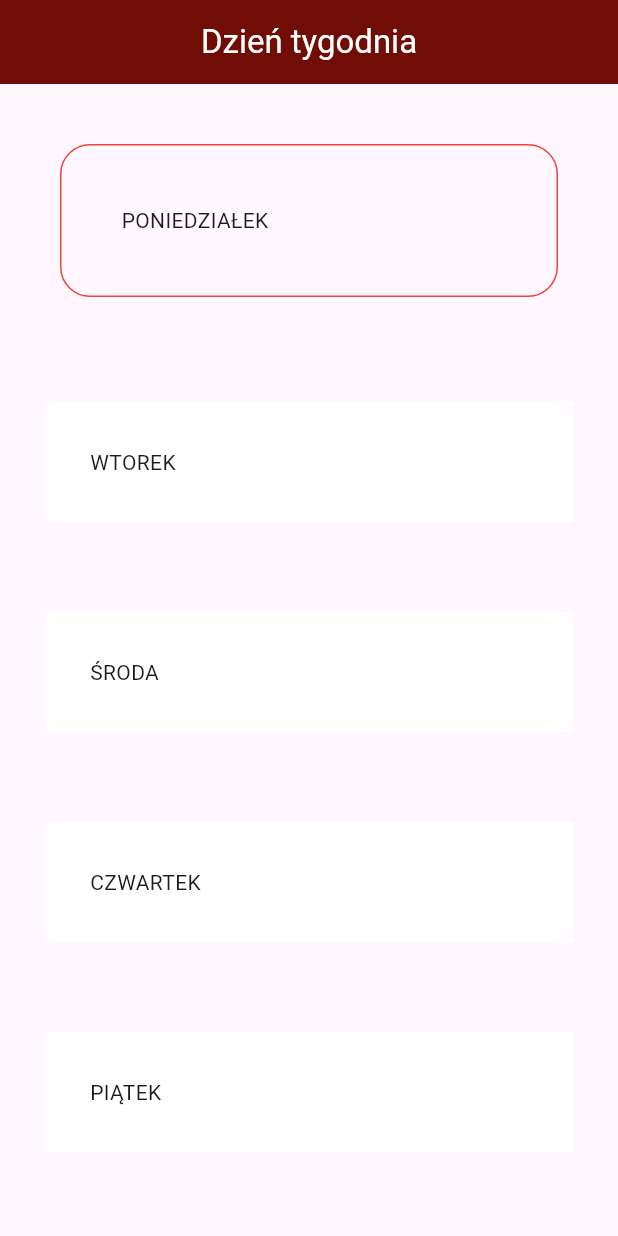
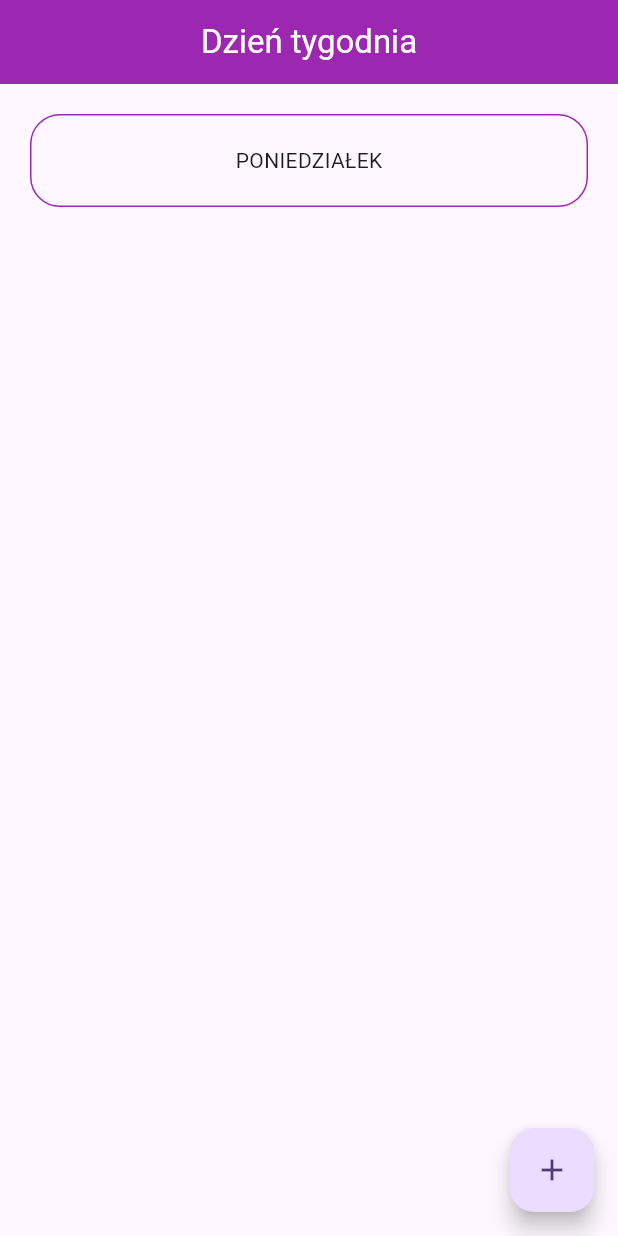
Before and after one commit to karolinasadlik/uporzadkowane_korepetycje, a Flutter app: the screen it shows after launch, on a phone screen of 412 x 824 dp. Run offline on Flutter 3.47's test engine with Material 2 defaults, Android fonts, the phone set to English and light mode, and no system bars; our stand-ins replace firebase_core; accounts and stored records are empty.

Commit message:
Add floatingActionButton

```diff
--- a/lib/home/home_page_context.dart
+++ b/lib/home/home_page_context.dart
@@ -8,76 +8,32 @@ class HomePage extends StatelessWidget {
   @override
   Widget build(BuildContext context) {
     return Scaffold(
+      floatingActionButton: FloatingActionButton(
+        onPressed: () {},
+        child: const Icon(Icons.add),
+      ),
       appBar: AppBar(
         title: const Center(
             child: Text(
           "Dzień tygodnia",
           style: TextStyle(color: Colors.white),
         )),
-        backgroundColor: const Color.fromARGB(255, 112, 13, 6),
+        backgroundColor: Colors.purple,
       ),
       body: ListView(
         children: [
           Container(
             decoration: BoxDecoration(
               border: Border.all(
-                color: Colors.red,
+                color: Colors.purple,
               ),
-              borderRadius: BorderRadius.all(
+              borderRadius: const BorderRadius.all(
                 Radius.circular(20),
               ),
             ),
-            margin: EdgeInsets.all(40),
-            padding: EdgeInsets.all(40),
-            child: Text('PONIEDZIAŁEK'),
-          ),
-          Container(
-            padding: EdgeInsets.all(30),
-            margin: EdgeInsets.all(
-              30,
-            ),
-            color: Colors.white,
-            child: Text('WTOREK'),
-          ),
-          Container(
-            padding: EdgeInsets.all(30),
-            margin: EdgeInsets.all(
-              30,
-            ),
-            color: Colors.white,
-            child: Text('ŚRODA'),
-          ),
-          Container(
-            padding: EdgeInsets.all(30),
-            margin: EdgeInsets.all(
-              30,
-            ),
-            color: Colors.white,
-            child: Text('CZWARTEK'),
-          ),
-          Container(
-            padding: EdgeInsets.all(30),
-            margin: EdgeInsets.all(
-              30,
-            ),
-            color: Colors.white,
-            child: Text('PIĄTEK'),
-          ),
-          Container(
-            padding: EdgeInsets.all(30),
-            margin: EdgeInsets.all(
-              30,
-            ),
-            color: Colors.white,
-            child: Text('SOBOTA'),
-          ),
-          Container(
-            padding: EdgeInsets.all(30),
-            margin: EdgeInsets.all(
-              30,
-            ),
-            color: Colors.white,
-            child: Text('NIEDZIELA'),
+            margin: const EdgeInsets.all(20),
+            padding: const EdgeInsets.all(20),
+            child: const Center(child: Text('PONIEDZIAŁEK')),
           ),
         ],
       ),
--- a/pubspec.yaml
+++ b/pubspec.yaml
@@ -36,6 +36,7 @@ dependencies:
   # Use with the CupertinoIcons class for iOS style icons.
   cupertino_icons: ^1.0.2
   firebase_core: ^2.14.0
+  google_fonts: ^5.1.0
 
 dev_dependencies:
   flutter_test:
```
Also changed, not shown: pubspec.lock, 1 other file.
